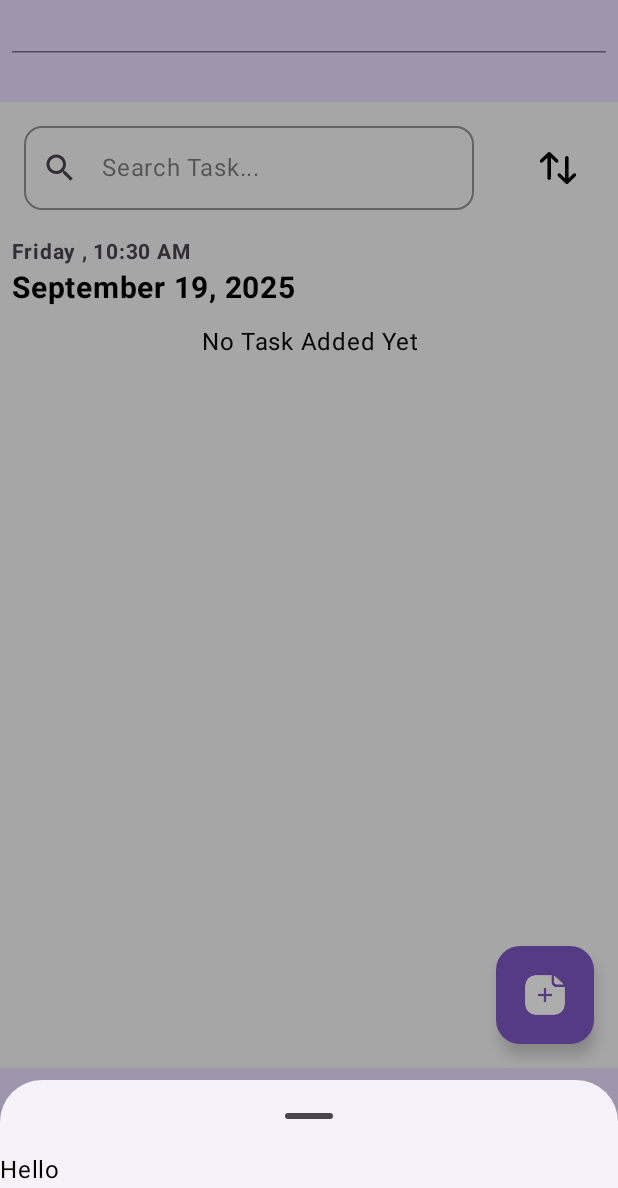
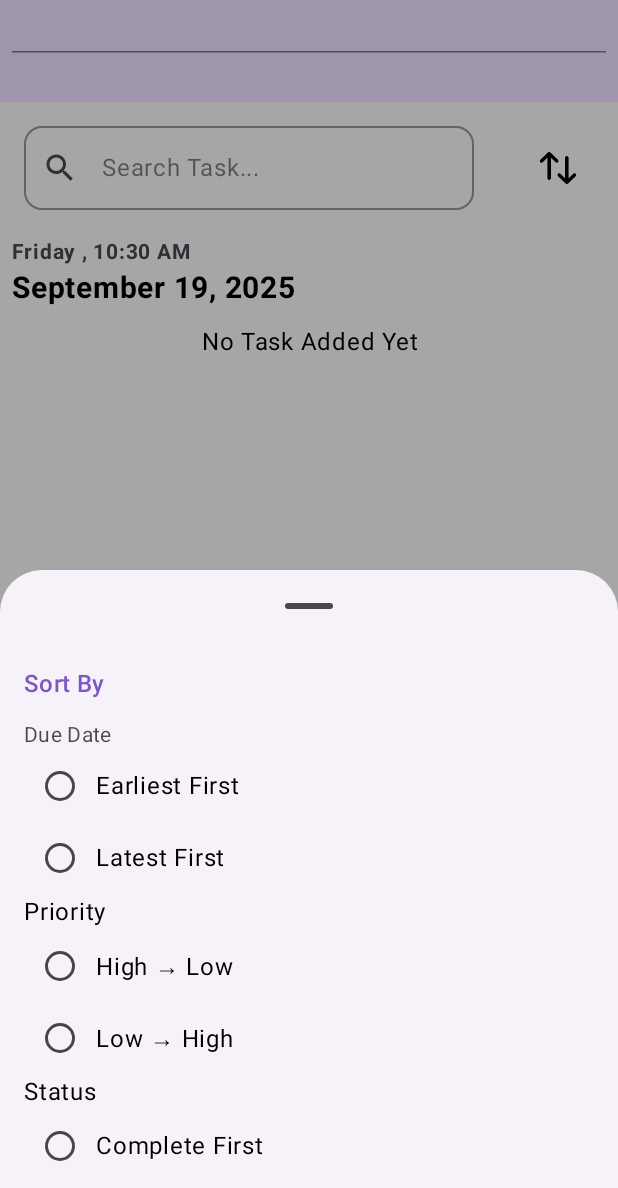
Before and after one commit to CodeWithSangeeta/DailyTask_Application, an Android app built with Jetpack Compose: the screen it shows after launch (MainActivity), after a tap on "Sort", on a phone screen of 412 x 824 dp, the part 48-1236 px from its top. Run offline under Robolectric (Android 15) with nearby library versions, the phone set to English and light mode, and no system bars; our stand-ins replace Dagger/Hilt's generated code, Room's generated code, accompanist, livedata-compose; libraries missing offline, so code that uses them is left out: androidx.room.util.

Commit message:
Add Sort UI

```diff
--- a/src/main/java/com/practice/daily_task/todoUI/HomeScreen.kt
+++ b/src/main/java/com/practice/daily_task/todoUI/HomeScreen.kt
@@ -34,6 +34,7 @@ import androidx.compose.material3.MaterialTheme
 import androidx.compose.material3.ModalBottomSheet
 import androidx.compose.material3.OutlinedTextField
 import androidx.compose.material3.OutlinedTextFieldDefaults
+import androidx.compose.material3.RadioButton
 import androidx.compose.material3.Text
 import androidx.compose.material3.rememberModalBottomSheetState
 import androidx.compose.runtime.Composable
@@ -336,6 +337,7 @@ fun SortSearch(
     onQueryChange : (String) -> Unit
 ) {
     var isSheetOpen by rememberSaveable { mutableStateOf(false) }
+    var selectedSort by rememberSaveable {mutableStateOf ("Due Date (Earliest First)")}
     Row(
         modifier = Modifier.fillMaxWidth()
             .padding(8.dp),
@@ -386,7 +388,9 @@ fun SortSearch(
 
         if(isSheetOpen) {
             BottomSheet(
-                onDismiss = { isSheetOpen = false }
+                onDismiss = { isSheetOpen = false },
+                selectedSort = selectedSort,
+                onSortSelected = {selectedSort = it}
             )
         }
     }
@@ -397,16 +401,99 @@ fun SortSearch(
 
 @OptIn(ExperimentalMaterial3Api::class)
 @Composable
-fun BottomSheet(onDismiss: () -> Unit){
-    val sheetState = rememberModalBottomSheetState()
+fun BottomSheet(
+    selectedSort : String,
+    onSortSelected : (String) -> Unit,
+    onDismiss: () -> Unit
+    ){
+//    val sheetState = rememberModalBottomSheetState()
 
         ModalBottomSheet(
-            sheetState = sheetState,
             onDismissRequest = {
               onDismiss()
             }
         ) {
-            Text("Hello")
+           Column(modifier = Modifier
+               .fillMaxWidth()
+               .padding(16.dp)) {
+               Text("Sort By", style = MaterialTheme.typography.titleMedium.copy(
+                   color = MaterialTheme.colorScheme.primary
+               ))
 
+               Spacer(modifier = Modifier.height(12.dp))
+
+
+               // Due Date
+               Text("Due Date",
+                   style = MaterialTheme.typography.bodyMedium.copy(
+                       color = MaterialTheme.colorScheme.onSurface.copy(alpha = 0.7f)
+                   ))
+               Row(verticalAlignment = Alignment.CenterVertically) {
+                   RadioButton(
+                       selected = selectedSort == "due_asc",
+                       onClick = { onSortSelected("due_asc") }
+                   )
+                   Text("Earliest First")
+               }
+               Row(verticalAlignment = Alignment.CenterVertically) {
+                   RadioButton(
+                       selected = selectedSort == "due_desc",
+                       onClick = { onSortSelected("due_desc") }
+                   )
+                   Text("Latest First")
+               }
+
+               // Priority
+               Text("Priority")
+               Row(verticalAlignment = Alignment.CenterVertically) {
+                   RadioButton(
+                       selected = selectedSort == "priority_high",
+                       onClick = { onSortSelected("priority_high") }
+                   )
+                   Text("High → Low")
+               }
+               Row(verticalAlignment = Alignment.CenterVertically) {
+                   RadioButton(
+                       selected = selectedSort == "priority_low",
+                       onClick = { onSortSelected("priority_low") }
+                   )
+                   Text("Low → High")
+               }
+
+               // Due Date
+               Text("Status")
+               Row(verticalAlignment = Alignment.CenterVertically) {
+                   RadioButton(
+                       selected = selectedSort == "state_complete",
+                       onClick = { onSortSelected("state_complete") }
+                   )
+                   Text("Complete First")
+               }
+               Row(verticalAlignment = Alignment.CenterVertically) {
+                   RadioButton(
+                       selected = selectedSort == "state_notComplete",
+                       onClick = { onSortSelected("state_notComplete") }
+                   )
+                   Text("Incomplete  First")
+               }
+
+               //Title
+               Text("Title")
+               Row(verticalAlignment = Alignment.CenterVertically) {
+                   RadioButton(
+                       selected = selectedSort == "title_asc",
+                       onClick = { onSortSelected("title_asc") }
+                   )
+                   Text("A -> Z")
+               }
+               Row(verticalAlignment = Alignment.CenterVertically) {
+                   RadioButton(
+                       selected = selectedSort == "title_desc",
+                       onClick = { onSortSelected("title_desc") }
+                   )
+                   Text("Z -> A")
+               }
+
+           }
         }
     }
```
